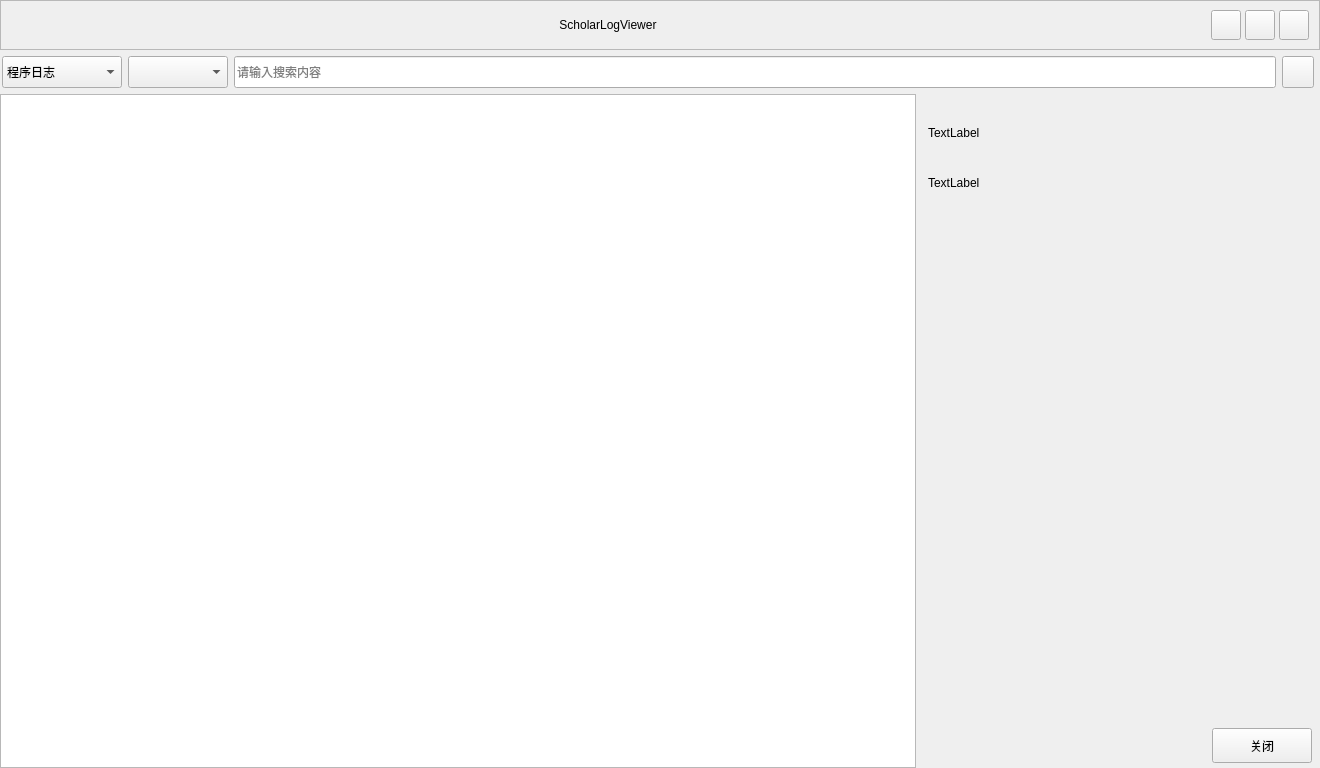
Before: the Qt Designer form scholarlogviewer.ui in fashion1840/ScholarLogViewer, drawn with Qt 5.
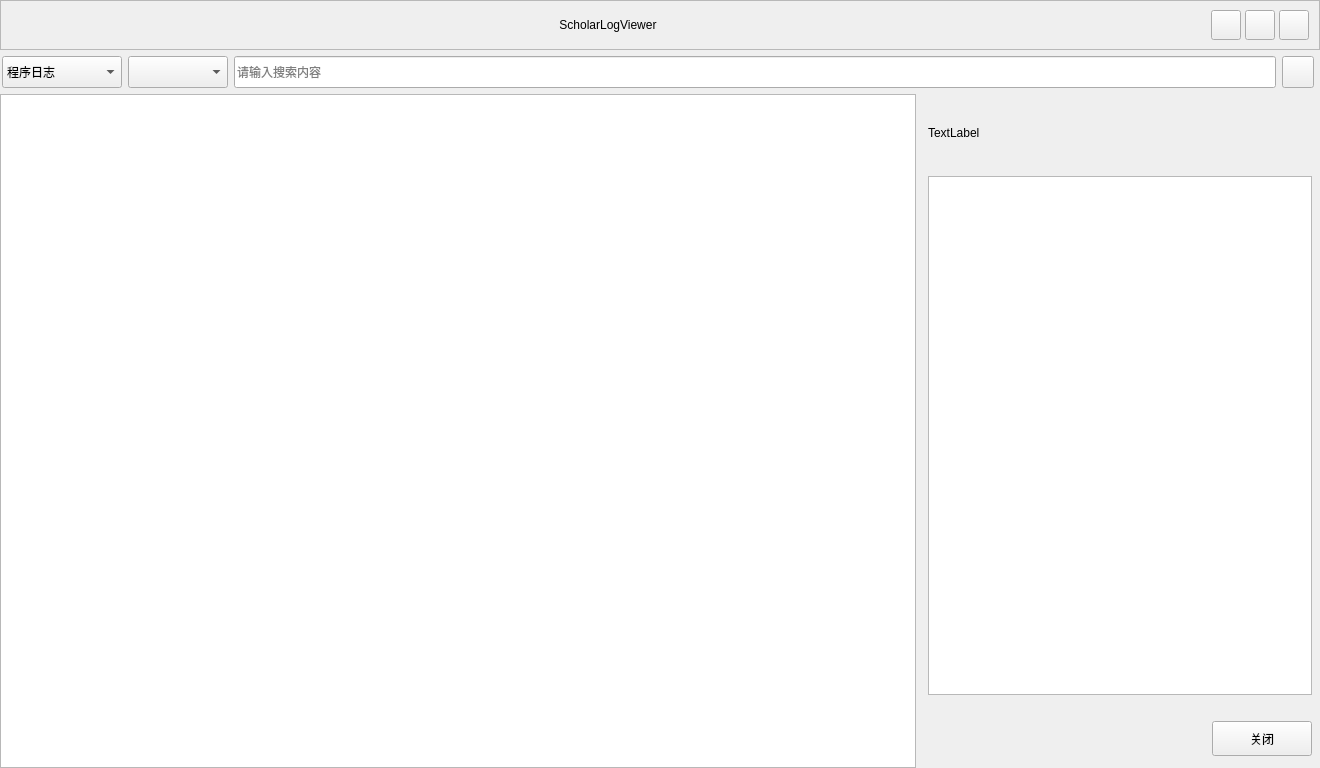
After: the same form once the commit is applied. Icons and pictures are not drawn.

Commit message: 更换显示日志内容的QLabel为QTextEdit

Diff of the .ui file:
```diff
--- a/scholarlogviewer.ui
+++ b/scholarlogviewer.ui
@@ -405,7 +405,7 @@
           <number>8</number>
          </property>
          <property name="bottomMargin">
-          <number>5</number>
+          <number>12</number>
          </property>
          <item>
           <spacer name="verticalSpacer_2">
@@ -456,23 +456,17 @@
           </spacer>
          </item>
          <item>
-          <widget class="QLabel" name="itemContent">
-           <property name="sizePolicy">
-            <sizepolicy hsizetype="Expanding" vsizetype="Expanding">
-             <horstretch>0</horstretch>
-             <verstretch>0</verstretch>
-            </sizepolicy>
+          <widget class="QTextEdit" name="itemContent">
+           <property name="minimumSize">
+            <size>
+             <width>0</width>
+             <height>500</height>
+            </size>
            </property>
-           <property name="styleSheet">
-            <string notr="true"/>
+           <property name="horizontalScrollBarPolicy">
+            <enum>Qt::ScrollBarAlwaysOff</enum>
            </property>
-           <property name="text">
-            <string>TextLabel</string>
-           </property>
-           <property name="alignment">
-            <set>Qt::AlignLeading|Qt::AlignLeft|Qt::AlignTop</set>
-           </property>
-           <property name="wordWrap">
+           <property name="readOnly">
             <bool>true</bool>
            </property>
           </widget>
@@ -482,10 +476,13 @@
            <property name="orientation">
             <enum>Qt::Vertical</enum>
            </property>
+           <property name="sizeType">
+            <enum>QSizePolicy::Fixed</enum>
+           </property>
            <property name="sizeHint" stdset="0">
             <size>
              <width>20</width>
-             <height>40</height>
+             <height>20</height>
             </size>
            </property>
           </spacer>
```
The commit also changes 3 other files.
